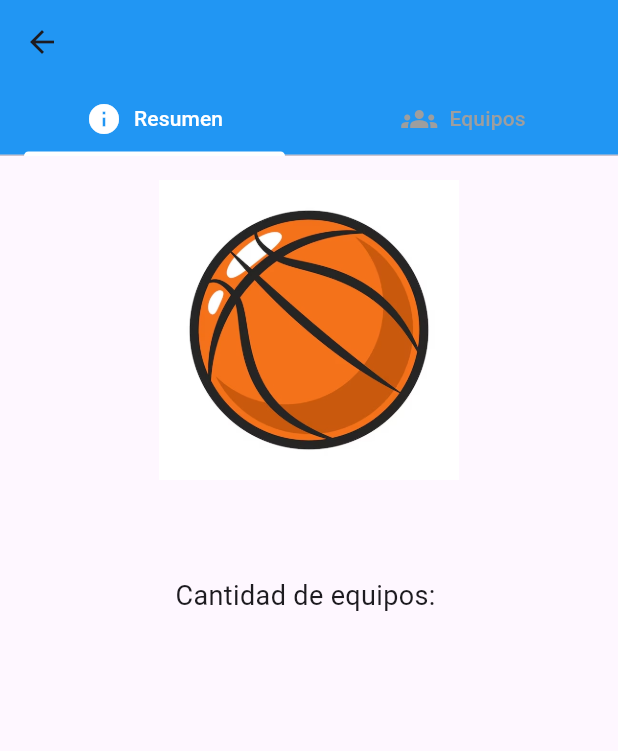
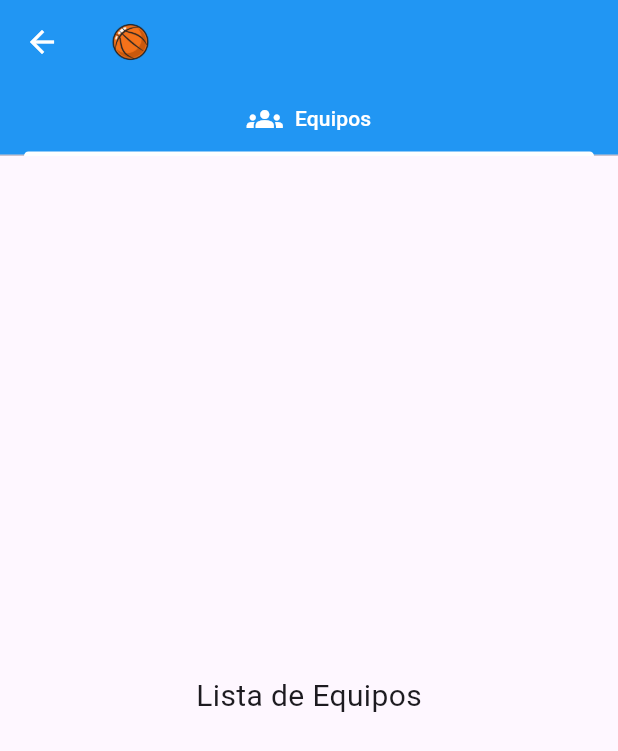
Before and after one commit to adimerpaul/appFutbol, a Flutter app: the CampeonatoPage screen opened directly with empty values, on a phone screen of 412 x 824 dp. Shown: the top 751 px of the screen. Run offline on Flutter 3.47's test engine with Material 3 defaults, Android fonts, the phone set to English and light mode, and no system bars; our stand-ins replace elegant_notification, flutter_dotenv, sqflite; accounts and stored records are empty; network calls fail.

Commit message:
Actulizdo para tab de equipos

```diff
--- a/lib/pages/campeonato/campeonato.dart
+++ b/lib/pages/campeonato/campeonato.dart
@@ -36,14 +36,25 @@ class _CampeonatoPageState extends State<CampeonatoPage>
 
     return Scaffold(
       appBar: AppBar(
-        title: Text(campeonato['name']),
+        title: Row(
+          children: [
+            Image.asset(
+              campeonato['tipo'] == 'Futbol'
+                  ? 'assets/images/futbol.jpg'
+                  : 'assets/images/basquet.png',
+              width: 30,
+            ),
+            Text(campeonato['name'], style: const TextStyle(fontSize: 15)),
+          ],
+        ),
         backgroundColor: Colors.blue,
+        foregroundColor: Colors.white,
         bottom: TabBar(
           controller: _tabController,
           indicatorColor: Colors.white,
           tabs: [
-            customTab('Resumen', Icons.info, 0),
-            customTab('Equipos', Icons.groups, 1),
+            // customTab('Resumen', Icons.info, 0),
+            customTab('Equipos', Icons.groups, 0),
           ],
         ),
       ),
@@ -51,30 +62,30 @@ class _CampeonatoPageState extends State<CampeonatoPage>
         controller: _tabController,
         children: [
           // Tab 1: Resumen
-          Padding(
-            padding: const EdgeInsets.all(16.0),
-            child: Column(
-              children: [
-                Image.asset(
-                  campeonato['tipo'] == 'Futbol'
-                      ? 'assets/images/futbol.jpg'
-                      : 'assets/images/basquet.jpg',
-                  height: 200,
-                  fit: BoxFit.cover,
-                ),
-                const SizedBox(height: 20),
-                Text(
-                  campeonato['name'],
-                  style: const TextStyle(fontSize: 24, fontWeight: FontWeight.bold),
-                ),
-                const SizedBox(height: 10),
-                Text(
-                  'Cantidad de equipos: ${campeonato['equipos']}',
-                  style: const TextStyle(fontSize: 18),
-                ),
-              ],
-            ),
-          ),
+          // Padding(
+          //   padding: const EdgeInsets.all(16.0),
+          //   child: Column(
+          //     children: [
+          //       Image.asset(
+          //         campeonato['tipo'] == 'Futbol'
+          //             ? 'assets/images/futbol.jpg'
+          //             : 'assets/images/basquet.jpg',
+          //         height: 200,
+          //         fit: BoxFit.cover,
+          //       ),
+          //       const SizedBox(height: 20),
+          //       Text(
+          //         campeonato['name'],
+          //         style: const TextStyle(fontSize: 24, fontWeight: FontWeight.bold),
+          //       ),
+          //       const SizedBox(height: 10),
+          //       Text(
+          //         'Cantidad de equipos: ${campeonato['equipos']}',
+          //         style: const TextStyle(fontSize: 18),
+          //       ),
+          //     ],
+          //   ),
+          // ),
 
           // Tab 2: Equipos
           Center(
@@ -98,10 +109,10 @@ class _CampeonatoPageState extends State<CampeonatoPage>
         children: [
           Icon(
             icon,
-            color: isSelected ? Colors.white : Colors.grey,
+            color: isSelected ? Colors.white : Colors.black,
           ),
           const SizedBox(width: 8),
-          Text(title, style: TextStyle(color: isSelected ? Colors.white : Colors.grey)),
+          Text(title, style: TextStyle(color: isSelected ? Colors.white : Colors.black)),
         ],
       ),
     );
--- a/lib/pages/liga/createLiga.dart
+++ b/lib/pages/liga/createLiga.dart
@@ -74,8 +74,8 @@ class _CreateligaState extends State<Createliga> {
   Widget build(BuildContext context) {
     return Scaffold(
       appBar: AppBar(
-        title: const Text('Crear Liga'),
-        backgroundColor: Colors.green,
+        title: Text(widget.liga != null ? 'Actualizar Liga' : 'Crear Liga'),
+        backgroundColor: widget.liga != null ? Colors.orange : Colors.green,
         foregroundColor: Colors.white,
       ),
       body: Padding(
@@ -137,7 +137,7 @@ class _CreateligaState extends State<Createliga> {
               width: double.infinity,
               child: ElevatedButton.icon(
                 style: ElevatedButton.styleFrom(
-                  backgroundColor: Colors.green,
+                  backgroundColor: widget.liga != null ? Colors.orange : Colors.green,
                   foregroundColor: Colors.white,
                 ),
                 icon: const Icon(Icons.save, color: Colors.white),
--- a/lib/pages/main/main.dart
+++ b/lib/pages/main/main.dart
@@ -54,7 +54,7 @@ class _MainPageState extends State<MainPage> {
         itemBuilder: (context, index) {
           return ListTile(
             // dense: true,
-            leading: Image.asset( campeonatos[index]['tipo'] == 'Futbol' ? 'assets/images/futbol.jpg' : 'assets/images/basquet.jpg', width: 50),
+            leading: Image.asset( campeonatos[index]['tipo'] == 'Futbol' ? 'assets/images/futbol.jpg' : 'assets/images/basquet.png', width: 50),
             title: Text(campeonatos[index]['name'],style: TextStyle(fontSize: 20)),
             subtitle: Text('Equipos: ${campeonatos[index]['equipos']}'),
             onTap: () {
```
Also changed, not shown: assets/images/basquet.png (added).
